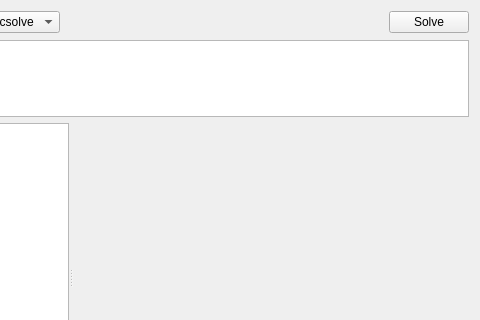
Above: src/xmpsolve/mainwindow.ui from robol/MPSolve before the change; both pictures show x 198 to 678 and y 0 to 320 of the 678 by 464 pixel window. Below: the same form after it.
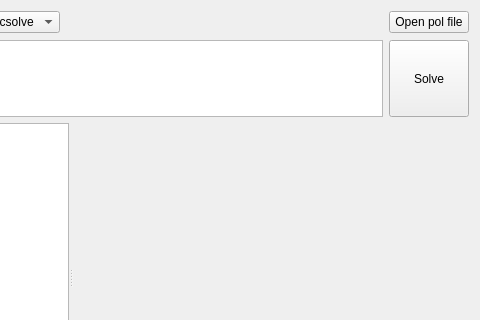
That is the form after the change. Custom widgets are drawn as their Qt base class.

Diff of the .ui file:
```diff
--- a/src/xmpsolve/mainwindow.ui
+++ b/src/xmpsolve/mainwindow.ui
@@ -14,9 +14,12 @@
    <string>MPSolve</string>
   </property>
   <widget class="QWidget" name="centralWidget">
-   <layout class="QHBoxLayout" name="horizontalLayout_3">
+   <layout class="QVBoxLayout" name="verticalLayout_2">
     <item>
      <layout class="QVBoxLayout" name="verticalLayout" stretch="0,1,100">
+      <property name="sizeConstraint">
+       <enum>QLayout::SetNoConstraint</enum>
+      </property>
       <item>
        <layout class="QHBoxLayout" name="horizontalLayout_2">
         <item>
@@ -74,9 +77,15 @@
          </spacer>
         </item>
         <item>
-         <widget class="QPushButton" name="solveButton">
+         <widget class="QPushButton" name="openPolFileButton">
+          <property name="sizePolicy">
+           <sizepolicy hsizetype="Minimum" vsizetype="Fixed">
+            <horstretch>0</horstretch>
+            <verstretch>0</verstretch>
+           </sizepolicy>
+          </property>
           <property name="text">
-           <string>Solve</string>
+           <string>Open pol file</string>
           </property>
          </widget>
         </item>
@@ -104,6 +113,19 @@
           </property>
          </widget>
         </item>
+        <item>
+         <widget class="QPushButton" name="solveButton">
+          <property name="sizePolicy">
+           <sizepolicy hsizetype="Minimum" vsizetype="Expanding">
+            <horstretch>0</horstretch>
+            <verstretch>0</verstretch>
+           </sizepolicy>
+          </property>
+          <property name="text">
+           <string>Solve</string>
+          </property>
+         </widget>
+        </item>
        </layout>
       </item>
       <item>
```
